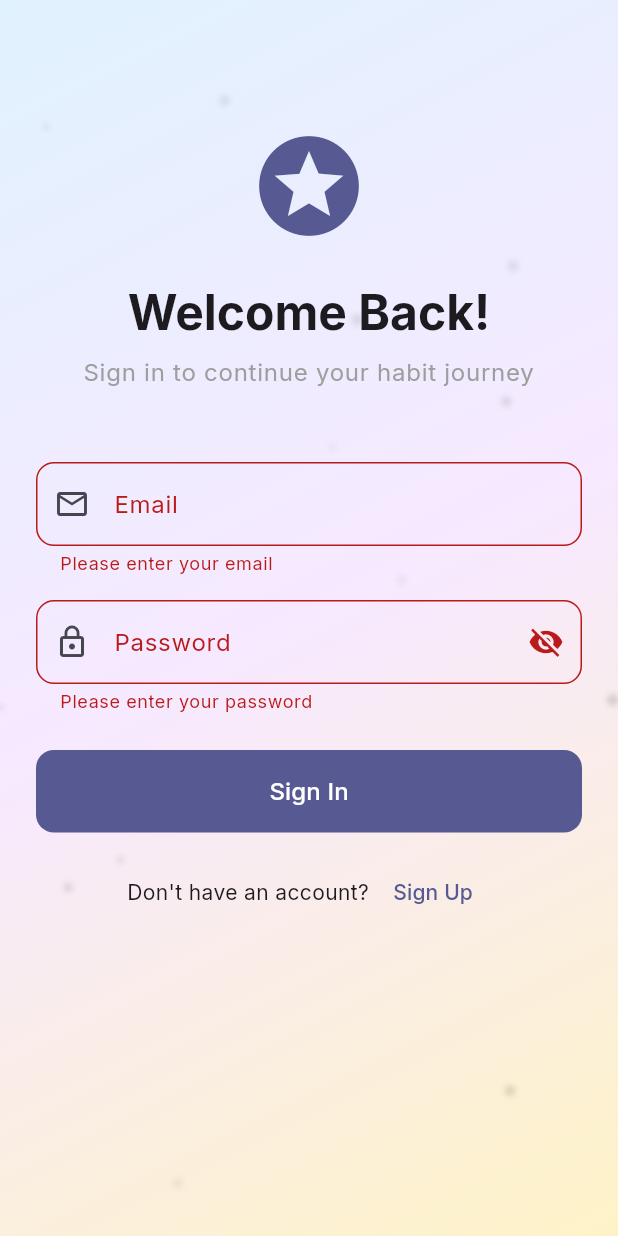
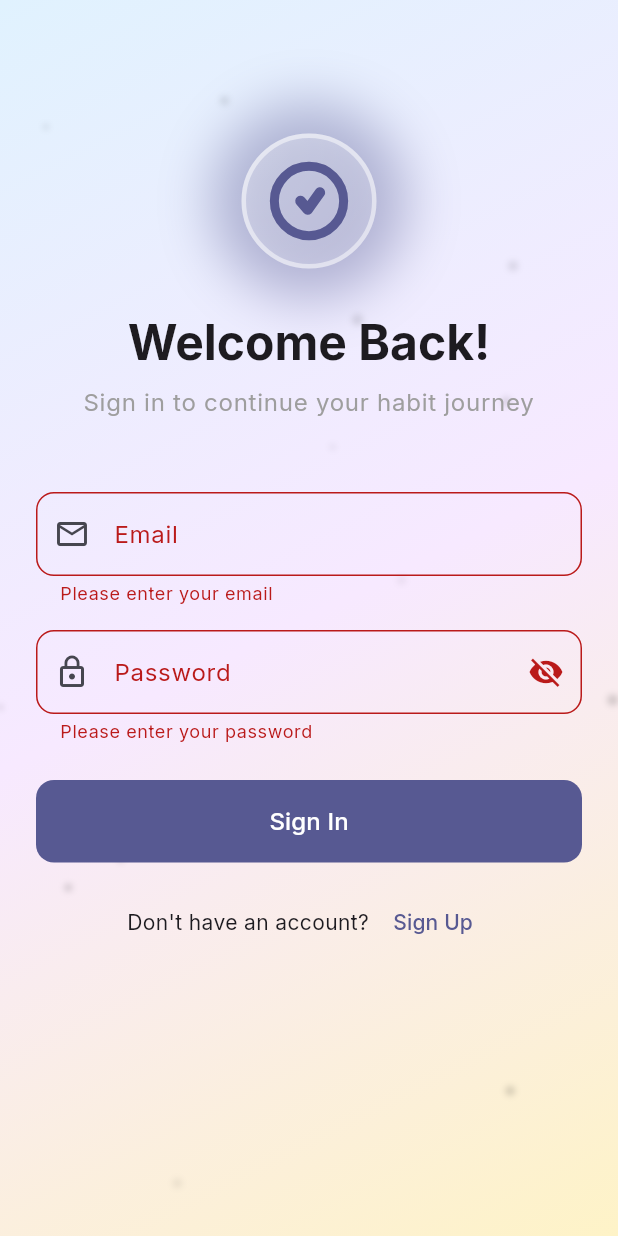
Before and after one commit to dekaos/my-habits, a Flutter app: the screen it shows after launch, after a tap on "Sign In", on a phone screen of 412 x 824 dp. Run offline on Flutter 3.47's test engine with Material 3 defaults, Android fonts, the phone set to English and light mode, and no system bars; our stand-ins replace audioplayers, confetti, fl_chart, flutter_local_notifications, flutter_riverpod, flutter_slidable and 6 more; accounts and stored records are empty; project files that could hold a hidden picture were left out.

Commit message:
Auth > Change logo

```diff
--- a/lib/screens/auth/login_screen.dart
+++ b/lib/screens/auth/login_screen.dart
@@ -4,6 +4,7 @@ import '../../providers/auth_provider.dart';
 import 'signup_screen.dart';
 import '../home/home_screen.dart';
 import '../../widgets/animated_gradient_background.dart';
+import '../../widgets/habit_hero_logo.dart';
 
 class LoginScreen extends ConsumerStatefulWidget {
   const LoginScreen({super.key});
@@ -64,11 +65,7 @@ class _LoginScreenState extends ConsumerState<LoginScreen> {
                 crossAxisAlignment: CrossAxisAlignment.stretch,
                 children: [
                   const SizedBox(height: 60),
-                  Icon(
-                    Icons.stars,
-                    size: 80,
-                    color: Theme.of(context).colorScheme.primary,
-                  ),
+                  const HabitHeroLogo(),
                   const SizedBox(height: 24),
                   Text(
                     'Welcome Back!',
--- a/lib/screens/auth/signup_screen.dart
+++ b/lib/screens/auth/signup_screen.dart
@@ -3,6 +3,8 @@ import 'package:flutter_riverpod/flutter_riverpod.dart';
 import '../../providers/auth_provider.dart';
 import '../home/home_screen.dart';
 import '../../widgets/animated_gradient_background.dart';
+import '../../widgets/habit_hero_logo.dart';
+import '../../widgets/glass_card.dart';
 
 class SignupScreen extends ConsumerStatefulWidget {
   const SignupScreen({super.key});
@@ -68,12 +70,13 @@ class _SignupScreenState extends ConsumerState<SignupScreen> {
   Widget build(BuildContext context) {
     final authState = ref.watch(authProvider);
 
-    return Scaffold(
-      appBar: AppBar(
-        title: const Text('Create Account'),
-      ),
-      body: SafeArea(
-        child: AnimatedGradientBackground(
+    return AnimatedGradientBackground(
+      child: Scaffold(
+        backgroundColor: Colors.transparent,
+        appBar: const GlassAppBar(
+          title: 'Create Account',
+        ),
+        body: SafeArea(
           child: SingleChildScrollView(
             padding: const EdgeInsets.all(24.0),
             child: Form(
@@ -81,6 +84,8 @@ class _SignupScreenState extends ConsumerState<SignupScreen> {
               child: Column(
                 crossAxisAlignment: CrossAxisAlignment.stretch,
                 children: [
+                  const SizedBox(height: 24),
+                  const HabitHeroLogo(),
                   const SizedBox(height: 24),
                   Text(
                     'Join My Habits',
--- /dev/null
+++ b/lib/widgets/habit_hero_logo.dart
@@ -0,0 +1,188 @@
+import 'package:flutter/material.dart';
+import 'dart:math' as math;
+
+class HabitHeroLogo extends StatefulWidget {
+  final double size;
+
+  const HabitHeroLogo({
+    super.key,
+    this.size = 90,
+  });
+
+  @override
+  State<HabitHeroLogo> createState() => _HabitHeroLogoState();
+}
+
+class _HabitHeroLogoState extends State<HabitHeroLogo>
+    with SingleTickerProviderStateMixin {
+  late AnimationController _pulseController;
+  late Animation<double> _pulseAnimation;
+
+  @override
+  void initState() {
+    super.initState();
+    _pulseController = AnimationController(
+      vsync: this,
+      duration: const Duration(milliseconds: 1500),
+    )..repeat(reverse: true);
+
+    _pulseAnimation = Tween<double>(begin: 1.0, end: 1.1).animate(
+      CurvedAnimation(
+        parent: _pulseController,
+        curve: Curves.easeInOut,
+      ),
+    );
+  }
+
+  @override
+  void dispose() {
+    _pulseController.dispose();
+    super.dispose();
+  }
+
+  @override
+  Widget build(BuildContext context) {
+    final isDark = Theme.of(context).brightness == Brightness.dark;
+
+    return AnimatedBuilder(
+      animation: _pulseController,
+      builder: (context, child) {
+        return Stack(
+          alignment: Alignment.center,
+          children: [
+            // Outer glow
+            Transform.scale(
+              scale: _pulseAnimation.value,
+              child: Container(
+                width: widget.size + 10,
+                height: widget.size + 10,
+                decoration: BoxDecoration(
+                  shape: BoxShape.circle,
+                  boxShadow: [
+                    BoxShadow(
+                      color: Theme.of(context)
+                          .colorScheme
+                          .primary
+                          .withValues(alpha: 0.4),
+                      blurRadius: 30,
+                      spreadRadius: 15,
+                    ),
+                  ],
+                ),
+              ),
+            ),
+            // Logo container
+            Container(
+              width: widget.size,
+              height: widget.size,
+              decoration: BoxDecoration(
+                shape: BoxShape.circle,
+                gradient: LinearGradient(
+                  begin: Alignment.topLeft,
+                  end: Alignment.bottomRight,
+                  colors: [
+                    Colors.white.withValues(alpha: 0.3),
+                    Colors.white.withValues(alpha: 0.1),
+                  ],
+                ),
+                border: Border.all(
+                  color: Colors.white.withValues(alpha: 0.5),
+                  width: 3,
+                ),
+              ),
+              child: CustomPaint(
+                size: Size(widget.size, widget.size),
+                painter: HabitHeroLogoPainter(
+                  primaryColor: isDark
+                      ? Colors.white
+                      : Theme.of(context).colorScheme.primary,
+                  accentColor: Theme.of(context).colorScheme.secondary,
+                  animation: 1.0,
+                ),
+              ),
+            ),
+          ],
+        );
+      },
+    );
+  }
+}
+
+class HabitHeroLogoPainter extends CustomPainter {
+  final Color primaryColor;
+  final Color accentColor;
+  final double animation;
+
+  HabitHeroLogoPainter({
+    required this.primaryColor,
+    required this.accentColor,
+    required this.animation,
+  });
+
+  @override
+  void paint(Canvas canvas, Size size) {
+    final center = Offset(size.width / 2, size.height / 2);
+    final radius = size.width / 2 * 0.55;
+
+    _drawProgressCircle(canvas, center, radius);
+    _drawCheckmark(canvas, center, radius);
+  }
+
+  void _drawProgressCircle(Canvas canvas, Offset center, double radius) {
+    final bgPaint = Paint()
+      ..style = PaintingStyle.stroke
+      ..strokeWidth = 6
+      ..color = primaryColor.withValues(alpha: 0.2);
+
+    canvas.drawCircle(center, radius, bgPaint);
+
+    final progressPaint = Paint()
+      ..style = PaintingStyle.stroke
+      ..strokeWidth = 6
+      ..strokeCap = StrokeCap.round
+      ..color = primaryColor;
+
+    final rect = Rect.fromCircle(center: center, radius: radius);
+    canvas.drawArc(
+      rect,
+      -math.pi / 2,
+      math.pi * 2 * animation,
+      false,
+      progressPaint,
+    );
+  }
+
+  void _drawCheckmark(Canvas canvas, Offset center, double radius) {
+    final paint = Paint()
+      ..style = PaintingStyle.stroke
+      ..strokeWidth = 7
+      ..strokeCap = StrokeCap.round
+      ..strokeJoin = StrokeJoin.round
+      ..color = primaryColor;
+
+    final checkPath = Path();
+    final checkSize = radius * 0.7;
+
+    checkPath.moveTo(
+      center.dx - checkSize * 0.35,
+      center.dy,
+    );
+    checkPath.lineTo(
+      center.dx - checkSize * 0.05,
+      center.dy + checkSize * 0.35,
+    );
+    checkPath.lineTo(
+      center.dx + checkSize * 0.45,
+      center.dy - checkSize * 0.35,
+    );
+
+    canvas.drawPath(checkPath, paint);
+  }
+
+  @override
+  bool shouldRepaint(HabitHeroLogoPainter oldDelegate) {
+    return animation != oldDelegate.animation ||
+        primaryColor != oldDelegate.primaryColor ||
+        accentColor != oldDelegate.accentColor;
+  }
+}
```
